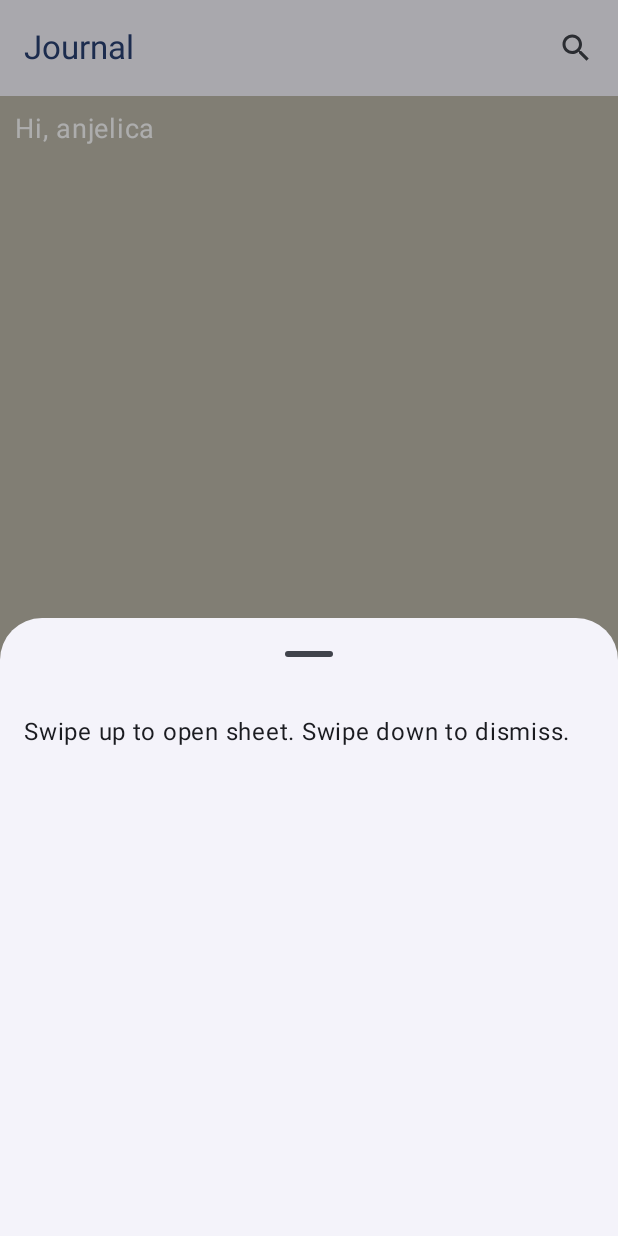
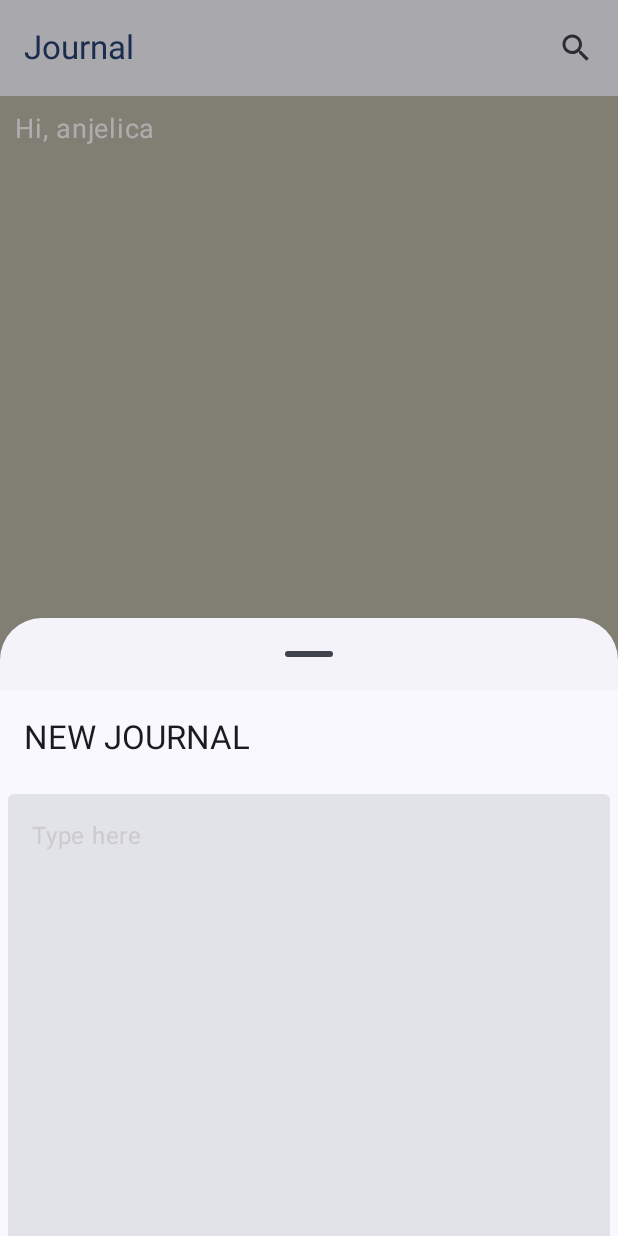
Before and after one commit to anjelica0224/Journal, an Android app built with Jetpack Compose: the screen it shows after launch (MainActivity), after a tap on "Add Item", on a phone screen of 412 x 824 dp. Run offline under Robolectric (Android 15) with nearby library versions, the phone set to English and light mode, and no system bars.

Commit message:
chore: scaffold for button inside sheet

```diff
--- a/app/src/main/java/com/example/journal/MainActivity.kt
+++ b/app/src/main/java/com/example/journal/MainActivity.kt
@@ -3,7 +3,9 @@ package com.example.journal
 import androidx.compose.runtime.getValue
 import androidx.compose.runtime.setValue
 import android.R.attr.padding
+import android.hardware.lights.Light
 import android.os.Bundle
+import android.widget.Button
 import androidx.activity.ComponentActivity
 import androidx.activity.compose.setContent
 import androidx.activity.enableEdgeToEdge
@@ -22,6 +24,7 @@ import androidx.compose.foundation.layout.width
 import androidx.compose.foundation.rememberScrollState
 import androidx.compose.foundation.shape.CircleShape
 import androidx.compose.foundation.shape.RoundedCornerShape
+import androidx.compose.foundation.text.BasicTextField
 import androidx.compose.foundation.verticalScroll
 import androidx.compose.material.icons.Icons
 import androidx.compose.material.icons.filled.Add
@@ -38,6 +41,8 @@ import androidx.compose.material3.FloatingActionButton
 import androidx.compose.material3.ModalBottomSheet
 import androidx.compose.material3.Surface
 import androidx.compose.material3.Text
+import androidx.compose.material3.TextField
+import androidx.compose.material3.TextFieldDefaults
 import androidx.compose.material3.TopAppBar
 import androidx.compose.material3.TopAppBarDefaults.topAppBarColors
 import androidx.compose.material3.rememberModalBottomSheetState
@@ -46,12 +51,14 @@ import androidx.compose.runtime.SnapshotMutationPolicy
 import androidx.compose.runtime.mutableStateOf
 import androidx.compose.runtime.remember
 import androidx.compose.runtime.rememberCoroutineScope
+import androidx.compose.runtime.saveable.rememberSaveable
 import androidx.compose.ui.Alignment
 import androidx.compose.ui.Modifier
 import androidx.compose.ui.draw.clip
 import androidx.compose.ui.graphics.Color
 import androidx.compose.ui.res.painterResource
 import androidx.compose.ui.res.stringResource
+import androidx.compose.ui.text.TextStyle
 import androidx.compose.ui.text.font.FontWeight
 import androidx.compose.ui.tooling.preview.Preview
 import androidx.compose.ui.unit.dp
@@ -77,7 +84,7 @@ class MainActivity : ComponentActivity() {
 @OptIn(ExperimentalMaterial3Api::class)
 @Composable
 fun Home(){
-    var showBottomSheet by remember {mutableStateOf(false)}
+    var showBottomSheet by rememberSaveable {mutableStateOf(false)}
     val sheetState = rememberModalBottomSheetState(
         skipPartiallyExpanded = false,
     )
@@ -126,6 +133,7 @@ fun Home(){
                     color = Color.White,
                     modifier = Modifier.padding(10.dp),
                 )
+
             }
 
         }
@@ -136,45 +144,66 @@ fun Home(){
             sheetState = sheetState,
             onDismissRequest = { showBottomSheet = false }
         ) {
-            Text(
-                "Swipe up to open sheet. Swipe down to dismiss.",
-                modifier = Modifier.padding(16.dp)
-            )
+            InsideSheet()
         }
     }
 }
+@Preview
+@Composable
+fun BasicTextFieldExample() {
+    var text by rememberSaveable { mutableStateOf("") }
+    Column(
+        modifier = Modifier
+            .padding(5.dp)
+            .fillMaxWidth()
+            .fillMaxHeight()
+    ){
+        TextField(
+            modifier = Modifier.fillMaxWidth().fillMaxHeight(),
+            value = text,
+            onValueChange = {
+                text = it
+            },
+            textStyle = TextStyle(
+                color = if (text.isEmpty()) Color.LightGray else MaterialTheme.colorScheme.primary
+            ),
+            placeholder = {
+                Text("Type here", color = Color.LightGray)
+            }
+        )
+    }
+}
 
+@Composable
+fun FilledButtonExample(onClick: () -> Unit) {
+    Button(onClick = { onClick() }) {
+        Text("Save")
+    }
+}
 @OptIn(ExperimentalMaterial3Api::class)
 @Composable
-fun PartialBottomSheet() {
-    var showBottomSheet by remember { mutableStateOf(false) }
-    val sheetState = rememberModalBottomSheetState(
-        skipPartiallyExpanded = false,
-    )
+fun InsideSheet(){
+    Surface(
+        modifier = Modifier.fillMaxSize(),
+    ){
+        Scaffold(
+            topBar = {
+                TopAppBar(
+                    title = { Text("NEW JOURNAL") }
+                )
+            },
+            floatingActionButton = {
+                FilledButtonExample ( onClick = {} )
+            },
+            floatingActionButtonPosition = FabPosition.EndOverlay
+        ){
+                innerPadding ->
+            Column(
+                modifier = Modifier.padding(innerPadding),
+            ) {
+                BasicTextFieldExample()
+            }
 
-    Column(
-        modifier = Modifier.fillMaxWidth().padding(40.dp),
-        horizontalAlignment = Alignment.CenterHorizontally,
-        verticalArrangement = Arrangement.Center,
-
-    ) {
-        Button(
-            onClick = { showBottomSheet = true }
-        ) {
-            Text("Display partial bottom sheet")
-        }
-
-        if (showBottomSheet) {
-            ModalBottomSheet(
-                modifier = Modifier.fillMaxHeight(),
-                sheetState = sheetState,
-                onDismissRequest = { showBottomSheet = false }
-            ) {
-                Text(
-                    "Swipe up to open sheet. Swipe down to dismiss.",
-                    modifier = Modifier.padding(16.dp)
-                )
-            }
         }
     }
 }
```
